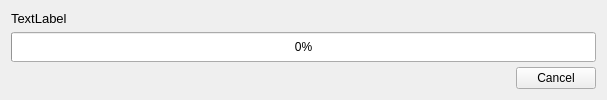
Qt form kde4/package-manager/manager/ui/pminstaller.ui (pars-linux/uludag) before a commit.
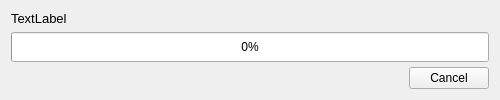
The same form after that commit.

Commit message: - make dialog width a little shorter - center window - fix icon not showing

Diff of the .ui file:
```diff
--- a/kde4/package-manager/manager/ui/pminstaller.ui
+++ b/kde4/package-manager/manager/ui/pminstaller.ui
@@ -6,7 +6,7 @@
    <rect>
     <x>0</x>
     <y>0</y>
-    <width>607</width>
+    <width>500</width>
     <height>100</height>
    </rect>
   </property>
```
The commit also changes 1 other file.
